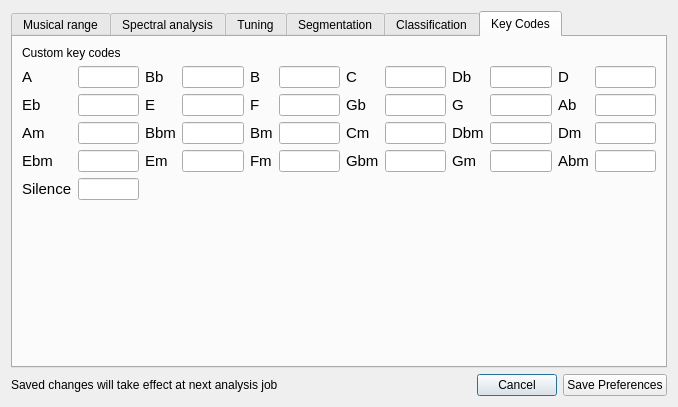
Above: prefsdialog.ui from ibsh/is_KeyFinder before the change. Below: the same form after it.
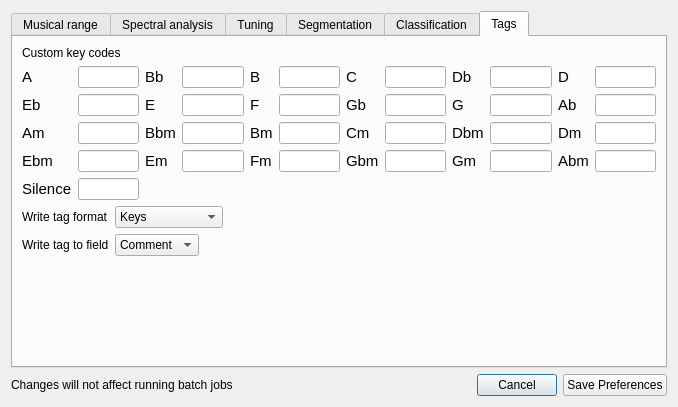
That is the form after the change. The open tabs and pages were chosen to show the change.

Patch:
```diff
--- a/prefsdialog.ui
+++ b/prefsdialog.ui
@@ -1424,7 +1424,7 @@
      </widget>
      <widget class="QWidget" name="tab5keycodes">
       <attribute name="title">
-       <string>Key Codes</string>
+       <string>Tags</string>
       </attribute>
       <layout class="QVBoxLayout" name="verticalLayout_3">
        <item>
@@ -1913,6 +1913,60 @@
          </item>
         </layout>
        </item>
+       <item>
+        <layout class="QFormLayout" name="formLayout_6">
+         <property name="fieldGrowthPolicy">
+          <enum>QFormLayout::FieldsStayAtSizeHint</enum>
+         </property>
+         <item row="0" column="0">
+          <widget class="QLabel" name="lbl_tagFormat">
+           <property name="text">
+            <string>Write tag format</string>
+           </property>
+          </widget>
+         </item>
+         <item row="0" column="1">
+          <widget class="QComboBox" name="tagFormat">
+           <item>
+            <property name="text">
+             <string>Keys</string>
+            </property>
+           </item>
+           <item>
+            <property name="text">
+             <string>Custom codes</string>
+            </property>
+           </item>
+           <item>
+            <property name="text">
+             <string>Both</string>
+            </property>
+           </item>
+          </widget>
+         </item>
+         <item row="1" column="1">
+          <widget class="QComboBox" name="tagField">
+           <item>
+            <property name="text">
+             <string>Comment</string>
+            </property>
+           </item>
+           <item>
+            <property name="text">
+             <string>Grouping</string>
+            </property>
+           </item>
+          </widget>
+         </item>
+         <item row="1" column="0">
+          <widget class="QLabel" name="lbl_tagField">
+           <property name="text">
+            <string>Write tag to field</string>
+           </property>
+          </widget>
+         </item>
+        </layout>
+       </item>
        <item>
         <spacer name="verticalSpacer">
          <property name="orientation">
@@ -1935,7 +1989,7 @@
      <item>
       <widget class="QLabel" name="lbl_help">
        <property name="text">
-        <string>Saved changes will take effect at next analysis job</string>
+        <string>Changes will not affect running batch jobs</string>
        </property>
       </widget>
      </item>
```
Left out of the diff: 2 changed lines with no effect on the pictures.
